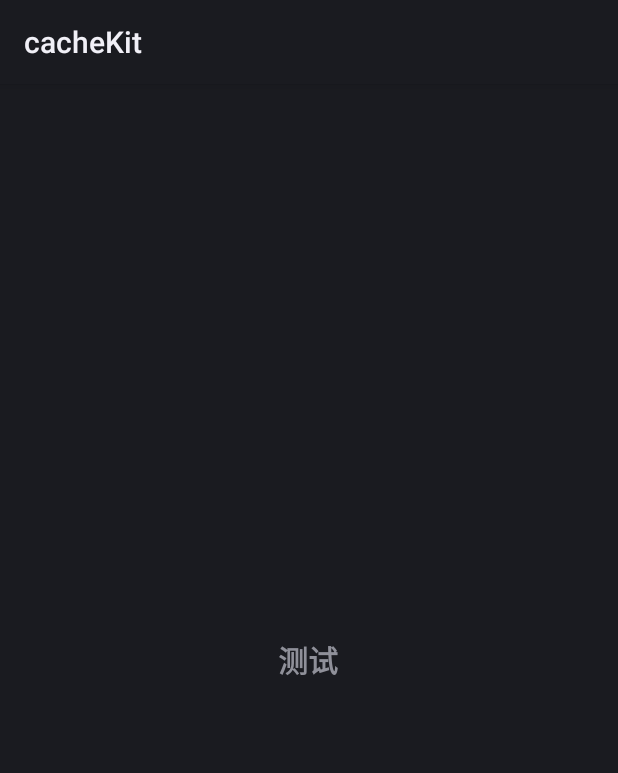
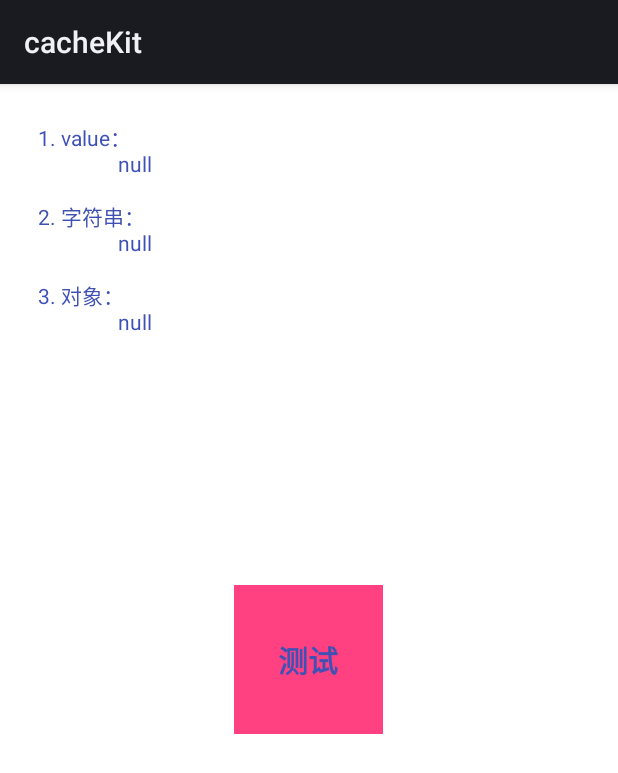
Before and after one commit to DovSnier/cacheKit, an Android app: the screen it shows after launch (MainActivity), on a phone screen of 412 x 824 dp. Shown: the top 773 px of the screen. Run offline under Robolectric (Android 15) with nearby library versions, the phone set to English and light mode, and no system bars.

Commit message:
to add sample of 0.0.5

```diff
--- a/app/src/main/java/com/dvsnier/demo/DvsnierApplication.java
+++ b/app/src/main/java/com/dvsnier/demo/DvsnierApplication.java
@@ -4,12 +4,8 @@ import android.app.Application;
 import android.content.Context;
 import android.content.pm.PackageInfo;
 import android.content.pm.PackageManager;
-import android.os.Environment;
 
 import com.dvsnier.cache.CacheManager;
-import com.dvsnier.cache.ICacheConfig;
-
-import java.io.File;
 
 /**
  * Created by lizw on 2017/6/23.
@@ -20,24 +16,15 @@ public class DvsnierApplication extends Application {
     @Override
     public void onCreate() {
         super.onCreate();
-        initializedCache();
+        CacheManager.getInstance().initialize(this);
+//        int cacheMaxSizeOfDisk = 1024 * 1024 * 1024; // 1G
+//        CacheManager.getInstance().initialize(new ICacheConfig.Builder(this).setAppVersion(getAppVersionCode(this)).setCacheMaxSizeOfDisk(cacheMaxSizeOfDisk).create());
     }
 
     @Override
     public void onTerminate() {
         super.onTerminate();
         CacheManager.getInstance().close();
-    }
-
-    private void initializedCache() {
-        File cache = null;
-        if (Environment.getExternalStorageState().equals(Environment.MEDIA_MOUNTED)) {
-            cache = getExternalCacheDir();
-        } else {
-            cache = getCacheDir();
-        }
-        int cacheMaxSizeOfDisk = 1024 * 1024 * 1024;
-        CacheManager.getInstance().initialize(new ICacheConfig.Builder(this).setAppVersion(getAppVersionCode(this)).setCacheDirectory(cache).setCacheMaxSizeOfDisk(cacheMaxSizeOfDisk).create());
     }
 
     public static int getAppVersionCode(Context context) {
--- a/app/src/main/java/com/dvsnier/demo/MainActivity.java
+++ b/app/src/main/java/com/dvsnier/demo/MainActivity.java
@@ -10,32 +10,53 @@ import com.dvsnier.cache.CacheManager;
 
 public class MainActivity extends Activity {
 
+    private final String key0 = "key_0";
+    private final String key1 = "key_1";
+    private final String key2 = "key_2";
     private TextView test;
+    private TextView content;
 
     @Override
     protected void onCreate(Bundle savedInstanceState) {
         super.onCreate(savedInstanceState);
         setContentView(R.layout.activity_main);
         test = (TextView) findViewById(R.id.test);
+        content = (TextView) findViewById(R.id.content);
+        obtainContent();
         test.setOnClickListener(new View.OnClickListener() {
             @Override
             public void onClick(View view) {
-                String key = String.valueOf(System.currentTimeMillis());
-                CacheManager.getInstance().putString(key, view.toString()).put(this.toString(), "测试数据: " + System.currentTimeMillis()).commit();
-                Toast.makeText(MainActivity.this, "测试完成，准备关闭...", Toast.LENGTH_SHORT).show();
+                CacheManager.getInstance().put(key0, "测试数据: " + System.currentTimeMillis())
+                        .putString(key1, "测试字符串: " + view.toString())
+                        .putObject(key2, new Bean("cache", "0.0.5"))
+                        .commit();
+                obtainContent();
+                Toast.makeText(MainActivity.this, "测试完成，60s 后准备关闭...", Toast.LENGTH_SHORT).show();
                 view.postDelayed(new Runnable() {
                     @Override
                     public void run() {
                         finish();
                     }
-                }, 1000);
+                }, 60 * 1000);
             }
         });
     }
 
     @Override
-    protected void onPause() {
-        super.onPause();
-//        CacheManager.getInstance().onFlush(); // the deprecated
+    protected void onResume() {
+        super.onResume();
+        obtainContent();
+    }
+
+    protected void obtainContent() {
+        content.postDelayed(new Runnable() {
+            @Override
+            public void run() {
+                Object o0 = CacheManager.getInstance().get(key0);
+                String o1 = CacheManager.getInstance().getString(key1);
+                Object o2 = CacheManager.getInstance().getObject(key2);
+                content.setText(String.format("1. value：\n\t\t\t\t%1$s\n\n2. 字符串：\n\t\t\t\t%2$s\n\n3. 对象：\n\t\t\t\t%3$s\n\n", o0, o1, o2));
+            }
+        }, 1000);
     }
 }
--- a/app/src/main/res/layout/activity_main.xml
+++ b/app/src/main/res/layout/activity_main.xml
@@ -1,19 +1,32 @@
 <?xml version="1.0" encoding="utf-8"?>
-<LinearLayout
-    xmlns:android="http://schemas.android.com/apk/res/android"
+<RelativeLayout xmlns:android="http://schemas.android.com/apk/res/android"
     xmlns:tools="http://schemas.android.com/tools"
     android:layout_width="match_parent"
     android:layout_height="match_parent"
+    android:background="@android:color/white"
     android:gravity="center"
-    android:orientation="vertical"
     tools:context="com.dvsnier.demo.MainActivity">
+
+    <TextView
+        android:id="@+id/content"
+        android:layout_width="match_parent"
+        android:layout_height="match_parent"
+        android:gravity="left|top"
+        android:padding="25dp"
+        android:textColor="@color/colorPrimary"
+        tools:ignore="RtlHardcoded" />
 
     <TextView
         android:id="@+id/test"
         android:layout_width="99dp"
         android:layout_height="99dp"
+        android:layout_centerInParent="true"
+        android:background="@color/colorAccent"
         android:gravity="center"
         android:text="测试"
+        android:textColor="@color/colorPrimary"
         android:textSize="20sp"
-        android:textStyle="bold"/>
-</LinearLayout>
+        android:textStyle="bold"
+        tools:ignore="HardcodedText" />
+
+</RelativeLayout>
```
Also changed, not shown: app/src/main/AndroidManifest.xml (+6 -3 lines), app/src/main/java/com/dvsnier/demo/Bean.java (added, +45 -0 lines).
